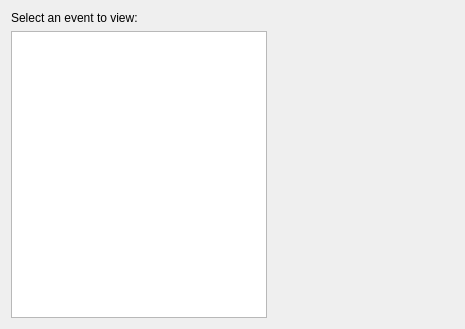
This is src/app/ui/EventsTab.ui in caden-maxwell/nhtsa-scrape as Qt 5 draws it before an edit. The edited form follows.
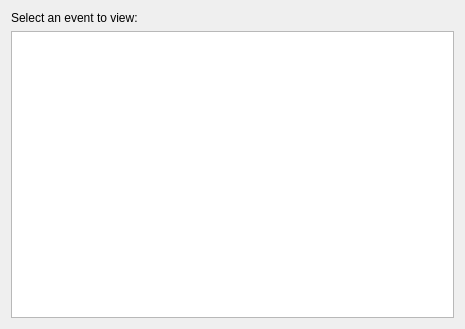
This is the edited form.

```diff
--- a/src/app/ui/EventsTab.ui
+++ b/src/app/ui/EventsTab.ui
@@ -19,25 +19,18 @@
    </item>
    <item row="0" column="0">
     <widget class="QLabel" name="promptLabel">
+     <property name="sizePolicy">
+      <sizepolicy hsizetype="Fixed" vsizetype="Fixed">
+       <horstretch>0</horstretch>
+       <verstretch>0</verstretch>
+      </sizepolicy>
+     </property>
      <property name="text">
       <string>Select an event to view:</string>
      </property>
     </widget>
    </item>
-   <item row="2" column="1">
-    <spacer name="verticalSpacer">
-     <property name="orientation">
-      <enum>Qt::Vertical</enum>
-     </property>
-     <property name="sizeHint" stdset="0">
-      <size>
-       <width>20</width>
-       <height>40</height>
-      </size>
-     </property>
-    </spacer>
-   </item>
-   <item row="1" column="0" rowspan="2">
+   <item row="1" column="0">
     <widget class="QListView" name="eventsList">
      <property name="minimumSize">
       <size>
```
Left out of the diff: 6 changed lines with no effect on the pictures.
